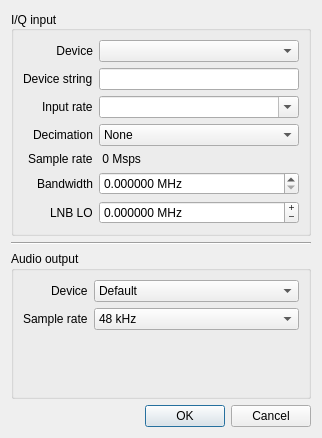
Before: the Qt Designer form src/qtgui/ioconfig.ui in gqrx-sdr/gqrx, drawn with Qt 5.
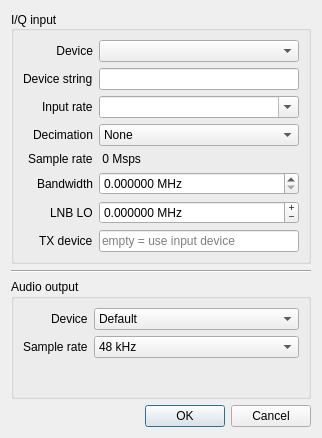
After: the same form once the commit is applied. Icons and pictures are not drawn.

What changed in the file:
```diff
--- a/src/qtgui/ioconfig.ui
+++ b/src/qtgui/ioconfig.ui
@@ -101,6 +101,26 @@
         </property>
        </widget>
       </item>
+      <item row="7" column="0">
+       <widget class="QLabel" name="txDevLabel">
+        <property name="toolTip">
+         <string>Device used for transmitting</string>
+        </property>
+        <property name="text">
+         <string>TX device</string>
+        </property>
+       </widget>
+      </item>
+      <item row="7" column="1">
+       <widget class="QLineEdit" name="txDevEdit">
+        <property name="toolTip">
+         <string>&lt;html&gt;&lt;head/&gt;&lt;body&gt;&lt;p&gt;Device string of the transmitting device (gr-osmosdr sink). If left blank, the input device is used.&lt;/p&gt;&lt;p&gt;Examples:&lt;/p&gt;&lt;p&gt;USRP: uhd or uhd,type=b200&lt;br/&gt;HackRF One: hackrf=0&lt;br/&gt;PlutoSDR: plutosdr,uri=usb:1.2.3&lt;br/&gt;LimeSDR: soapy=0,driver=lime&lt;br/&gt;bladeRF: bladerf=0&lt;/p&gt;&lt;/body&gt;&lt;/html&gt;</string>
+        </property>
+        <property name="placeholderText">
+         <string>empty = use input device</string>
+        </property>
+       </widget>
+      </item>
       <item row="6" column="0">
        <widget class="QLabel" name="loLabel">
         <property name="toolTip">
```
Left out of the diff: 1 changed line with no effect on the pictures.
